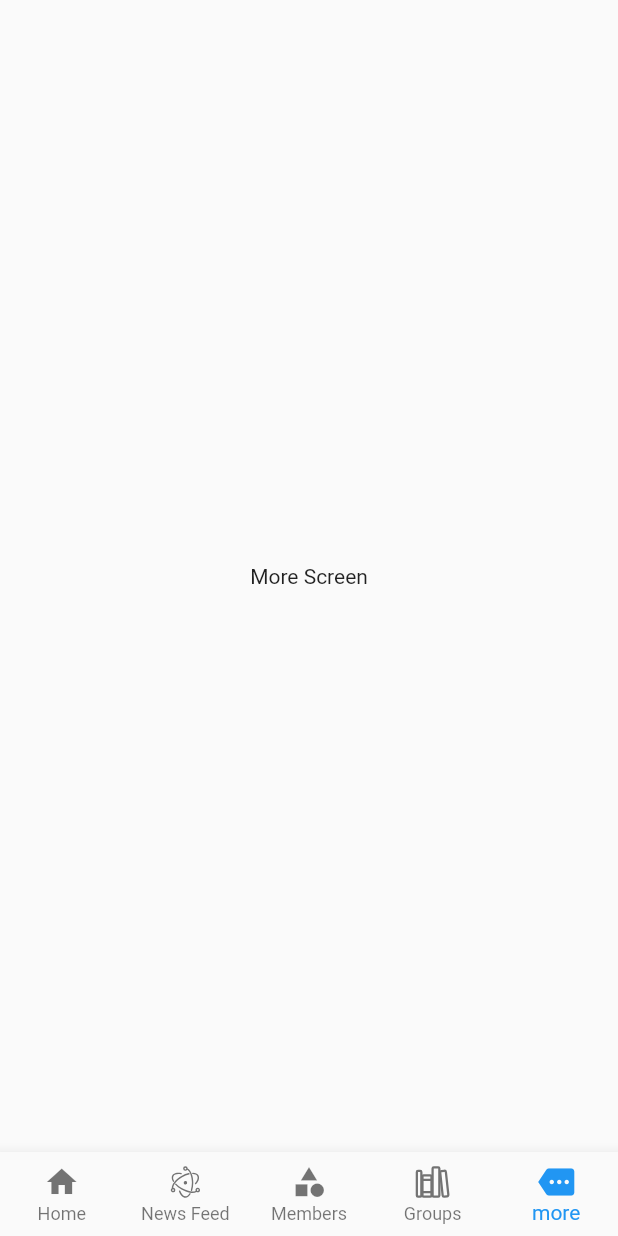
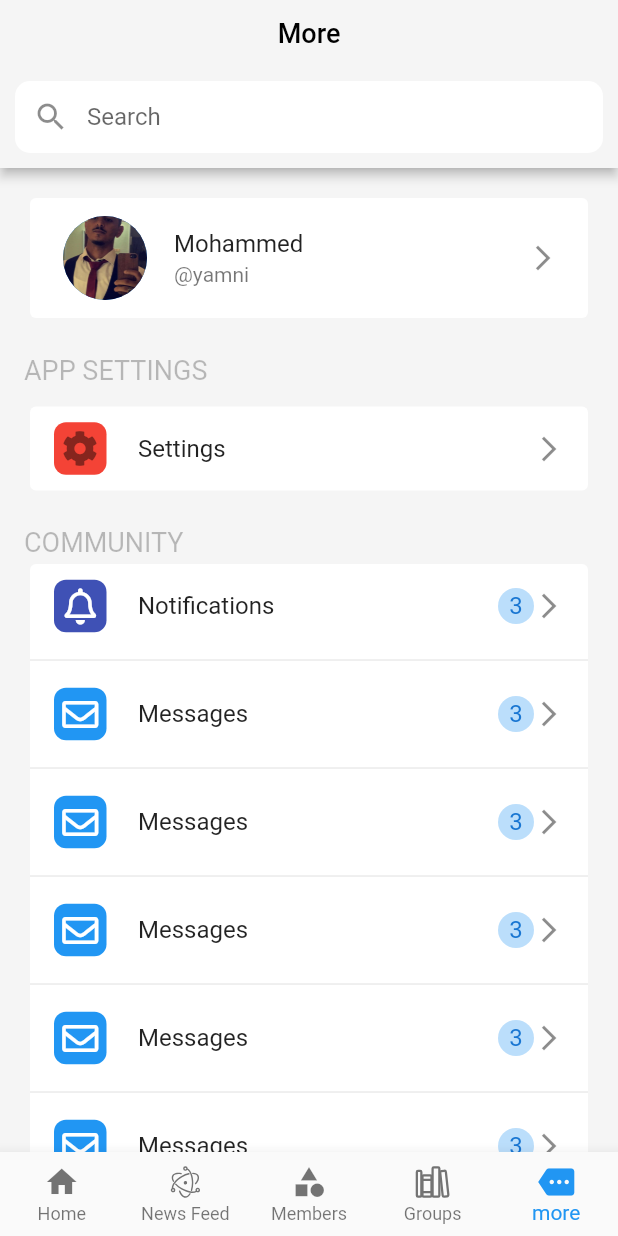
Before and after one commit to yamnizero/at_world, a Flutter app: the screen it shows after launch, item 5 of the bottom bar chosen, on a phone screen of 412 x 824 dp. Run offline on Flutter 3.47's test engine with Material 2 defaults, Android fonts, the phone set to English and light mode, and no system bars; our stand-ins replace file_picker, flutter_vector_icons, fluttertoast, font_awesome_flutter, image_picker, open_file and 1 more; accounts and stored records are empty.

Commit message:
start screen more

```diff
--- a/lib/main.dart
+++ b/lib/main.dart
@@ -1,5 +1,6 @@
 
 import 'package:at_world/Layout/home_layout.dart';
+import 'package:at_world/share/components/constants.dart';
 import 'package:flutter/material.dart';
 
 
--- a/lib/share/components/constants.dart
+++ b/lib/share/components/constants.dart
@@ -0,0 +1,294 @@
+import 'package:flutter/cupertino.dart';
+import 'package:flutter/material.dart';
+import 'package:font_awesome_flutter/font_awesome_flutter.dart';
+
+class ScreenMore extends StatefulWidget {
+  const ScreenMore({Key? key}) : super(key: key);
+
+  @override
+  _ScreenMoreState createState() => _ScreenMoreState();
+}
+
+class _ScreenMoreState extends State<ScreenMore> {
+  @override
+  Widget build(BuildContext context) {
+    return Scaffold(
+      appBar: AppBar(
+        backgroundColor: Colors.grey.shade100,
+        elevation: 3.0,
+        title: Text(
+          'More',
+          style: TextStyle(color: Colors.black, fontSize: 18),
+        ),
+        centerTitle: true,
+        bottom: PreferredSize(
+            preferredSize: Size.fromHeight(56),
+            child: Padding(
+              padding: const EdgeInsets.all(10.0),
+              child: TextField(
+                decoration: InputDecoration(
+                    hintText: 'Search',
+                    prefixIcon: Icon(Icons.search),
+                    border: OutlineInputBorder(
+                        borderRadius: BorderRadius.circular(10),
+                        borderSide: BorderSide.none),
+                    contentPadding: EdgeInsets.zero,
+                    filled: true,
+                    fillColor: Colors.white),
+              ),
+            )),
+      ),
+      backgroundColor: Colors.grey.shade100,
+      body: ListView(
+        padding: EdgeInsets.all(16.0),
+        children: [
+          Card(
+            color: Colors.white,
+            elevation: 0.0,
+            child: Padding(
+              padding: const EdgeInsets.all(4.0),
+              child: ListTile(
+                leading: CircleAvatar(
+                  radius: 30.0,
+                  backgroundImage: AssetImage(
+                    'assets/images/me3.png',
+                  ),
+                ),
+                title: Text('Mohammed'),
+                subtitle: Text('@yamni'),
+                trailing: Row(
+                  mainAxisSize: MainAxisSize.min,
+                  children: [
+                    Icon(
+                      Icons.arrow_forward_ios,
+                      size: 20,
+                    )
+                  ],
+                ),
+              ),
+            ),
+          ),
+          SizedBox(
+            height: 20,
+          ),
+          Text(
+            'APP SETTINGS',
+            style: TextStyle(fontSize: 18.0, color: Colors.black26),
+          ),
+          SizedBox(
+            height: 10,
+          ),
+          Card(
+            color: Colors.white,
+            elevation: 0.0,
+            child: ListTile(
+              leading: Container(
+                  width: 35,
+                  height: 35,
+                  decoration: BoxDecoration(
+                      color: Colors.red,
+                      borderRadius: BorderRadius.circular(8)),
+                  child: Center(
+                      child: FaIcon(
+                    FontAwesomeIcons.cog,
+                  ))),
+              title: Text('Settings'),
+              trailing: Row(
+                mainAxisSize: MainAxisSize.min,
+                children: [
+                  Icon(
+                    Icons.arrow_forward_ios,
+                    size: 20,
+                  )
+                ],
+              ),
+            ),
+          ),
+          SizedBox(
+            height: 20,
+          ),
+          Text(
+            'COMMUNITY',
+            style: TextStyle(fontSize: 18.0, color: Colors.black26),
+          ),
+          Card(
+            color: Colors.white,
+            elevation: 0.0,
+            child: Column(
+              children: [
+                ListTile(
+                  leading: Container(
+                      width: 35,
+                      height: 35,
+                      decoration: BoxDecoration(
+                          color: Colors.indigo,
+                          borderRadius: BorderRadius.circular(8)),
+                      child: Center(
+                          child: FaIcon(
+                            FontAwesomeIcons.bell,
+                            color: Colors.white,
+                          ))),
+                  title: Text('Notifications'),
+                  trailing: Row(
+                    mainAxisSize: MainAxisSize.min,
+                    children: [
+                      CircleAvatar(
+                          radius: 12.0,
+                          backgroundColor: Colors.blue.shade100,
+                          child: Text('3')),
+                      Icon(
+                        Icons.arrow_forward_ios,
+                        size: 20,
+                      ),
+                    ],
+                  ),
+                ),
+                Divider(),
+                ListTile(
+                  leading: Container(
+                      width: 35,
+                      height: 35,
+                      decoration: BoxDecoration(
+                          color: Colors.blue,
+                          borderRadius: BorderRadius.circular(8)),
+                      child: Center(
+                          child: FaIcon(
+                        FontAwesomeIcons.envelope,
+                        color: Colors.white,
+                      ))),
+                  title: Text('Messages'),
+                  trailing: Row(
+                    mainAxisSize: MainAxisSize.min,
+                    children: [
+                      CircleAvatar(
+                          radius: 12.0,
+                          backgroundColor: Colors.blue.shade100,
+                          child: Text('3')),
+                      Icon(
+                        Icons.arrow_forward_ios,
+                        size: 20,
+                      ),
+                    ],
+                  ),
+                ),
+                Divider(),
+                ListTile(
+                  leading: Container(
+                      width: 35,
+                      height: 35,
+                      decoration: BoxDecoration(
+                          color: Colors.blue,
+                          borderRadius: BorderRadius.circular(8)),
+                      child: Center(
+                          child: FaIcon(
+                            FontAwesomeIcons.envelope,
+                            color: Colors.white,
+                          ))),
+                  title: Text('Messages'),
+                  trailing: Row(
+                    mainAxisSize: MainAxisSize.min,
+                    children: [
+                      CircleAvatar(
+                          radius: 12.0,
+                          backgroundColor: Colors.blue.shade100,
+                          child: Text('3')),
+                      Icon(
+                        Icons.arrow_forward_ios,
+                        size: 20,
+                      ),
+                    ],
+                  ),
+                ),
+                Divider(),
+                ListTile(
+                  leading: Container(
+                      width: 35,
+                      height: 35,
+                      decoration: BoxDecoration(
+                          color: Colors.blue,
+                          borderRadius: BorderRadius.circular(8)),
+                      child: Center(
+                          child: FaIcon(
+                            FontAwesomeIcons.envelope,
+                            color: Colors.white,
+                          ))),
+                  title: Text('Messages'),
+                  trailing: Row(
+                    mainAxisSize: MainAxisSize.min,
+                    children: [
+                      CircleAvatar(
+                          radius: 12.0,
+                          backgroundColor: Colors.blue.shade100,
+                          child: Text('3')),
+                      Icon(
+                        Icons.arrow_forward_ios,
+                        size: 20,
+                      ),
+                    ],
+                  ),
+                ),
+                Divider(),
+                ListTile(
+                  leading: Container(
+                      width: 35,
+                      height: 35,
+                      decoration: BoxDecoration(
+                          color: Colors.blue,
+                          borderRadius: BorderRadius.circular(8)),
+                      child: Center(
+                          child: FaIcon(
+                            FontAwesomeIcons.envelope,
+                            color: Colors.white,
+                          ))),
+                  title: Text('Messages'),
+                  trailing: Row(
+                    mainAxisSize: MainAxisSize.min,
+                    children: [
+                      CircleAvatar(
+                          radius: 12.0,
+                          backgroundColor: Colors.blue.shade100,
+                          child: Text('3')),
+                      Icon(
+                        Icons.arrow_forward_ios,
+                        size: 20,
+                      ),
+                    ],
+                  ),
+                ),
+                Divider(),
+                ListTile(
+                  leading: Container(
+                      width: 35,
+                      height: 35,
+                      decoration: BoxDecoration(
+                          color: Colors.blue,
+                          borderRadius: BorderRadius.circular(8)),
+                      child: Center(
+                          child: FaIcon(
+                            FontAwesomeIcons.envelope,
+                            color: Colors.white,
+                          ))),
+                  title: Text('Messages'),
+                  trailing: Row(
+                    mainAxisSize: MainAxisSize.min,
+                    children: [
+                      CircleAvatar(
+                          radius: 12.0,
+                          backgroundColor: Colors.blue.shade100,
+                          child: Text('3')),
+                      Icon(
+                        Icons.arrow_forward_ios,
+                        size: 20,
+                      ),
+                    ],
+                  ),
+                ),
+
+              ],
+            ),
+          )
+        ],
+      ),
+    );
+  }
+}
--- a/lib/view/more/more_screen.dart
+++ b/lib/view/more/more_screen.dart
@@ -1,3 +1,4 @@
+import 'package:at_world/share/components/constants.dart';
 import 'package:flutter/material.dart';
 
 class MoreScreen extends StatelessWidget {
@@ -5,6 +6,6 @@ class MoreScreen extends StatelessWidget {
 
   @override
   Widget build(BuildContext context) {
-    return Center(child: Text('More Screen'));
+    return ScreenMore();
   }
 }
```
